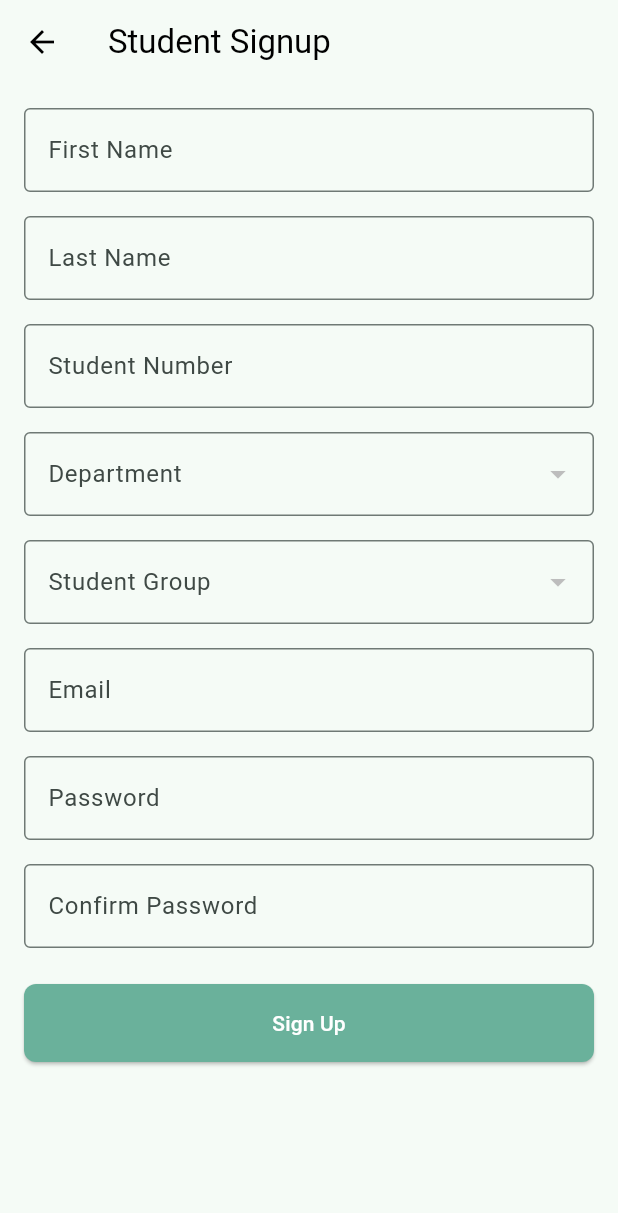
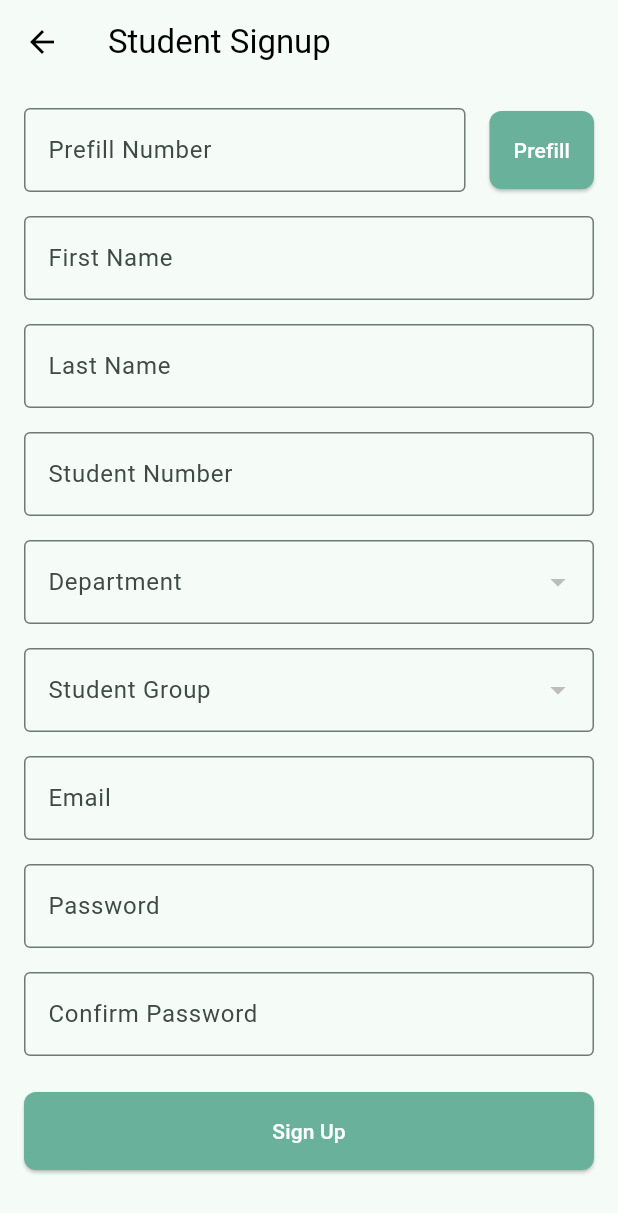
Before and after one commit to ZAAFHachemrachid/qr_code_attendnce_teacher_side-main, a Flutter app: the StudentSignupScreen screen opened directly, on a phone screen of 412 x 824 dp. Shown: the top 1213 px of the screen. Run offline on Flutter 3.47's test engine with Material 3 defaults, Android fonts, the phone set to English and light mode, and no system bars; our stand-ins replace flex_color_scheme, flutter_dotenv, flutter_riverpod, qr_flutter, shared_preferences, supabase_flutter; missing offline and left inert: qr_code_scanner_plus; accounts and stored records are empty.

Commit message:
feat: Add prefill functionality for student signup form

```diff
--- a/lib/features/auth/screens/student_signup_screen.dart
+++ b/lib/features/auth/screens/student_signup_screen.dart
@@ -19,6 +19,7 @@ class _StudentSignupScreenState extends ConsumerState<StudentSignupScreen> {
   bool _isLoading = false;
   String? _error;
 
+  final _prefillNumberController = TextEditingController();
   final _emailController = TextEditingController();
   final _passwordController = TextEditingController();
   final _confirmPasswordController = TextEditingController();
@@ -28,6 +29,7 @@ class _StudentSignupScreenState extends ConsumerState<StudentSignupScreen> {
 
   @override
   void dispose() {
+    _prefillNumberController.dispose();
     _emailController.dispose();
     _passwordController.dispose();
     _confirmPasswordController.dispose();
@@ -164,6 +166,47 @@ class _StudentSignupScreenState extends ConsumerState<StudentSignupScreen> {
           child: Column(
             crossAxisAlignment: CrossAxisAlignment.stretch,
             children: [
+              Row(
+                children: [
+                  Expanded(
+                    child: TextFormField(
+                      controller: _prefillNumberController,
+                      decoration: const InputDecoration(
+                        labelText: 'Prefill Number',
+                        border: OutlineInputBorder(),
+                      ),
+                      keyboardType: TextInputType.number,
+                    ),
+                  ),
+                  const SizedBox(width: 16),
+                  ElevatedButton(
+                    onPressed: () {
+                      final number = _prefillNumberController.text;
+                      if (number.isNotEmpty) {
+                        _emailController.text = 'student$number@gmail.com';
+                        _firstNameController.text = 'Student';
+                        _lastNameController.text = '$number';
+                        _studentNumberController.text = number.padLeft(8, '0');
+                        _passwordController.text = 'student$number';
+                        _confirmPasswordController.text = 'student$number';
+                      }
+                    },
+                    style: ElevatedButton.styleFrom(
+                      backgroundColor: const Color(0xFF6AB19B),
+                      foregroundColor: Colors.white,
+                      padding: const EdgeInsets.symmetric(
+                        vertical: 16,
+                        horizontal: 16,
+                      ),
+                      shape: RoundedRectangleBorder(
+                        borderRadius: BorderRadius.circular(8),
+                      ),
+                    ),
+                    child: const Text('Prefill'),
+                  ),
+                ],
+              ),
+              const SizedBox(height: 16),
               if (_error != null)
                 Container(
                   padding: const EdgeInsets.all(8),
```
